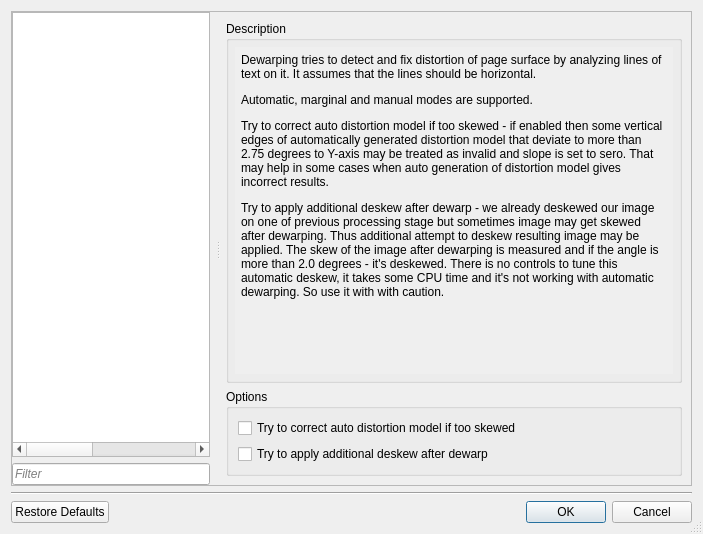
Old version of the form src/app/ui/SettingsDialog.ui in the repository ImageProcessing-ElectronicPublications/scantailor-deviant.
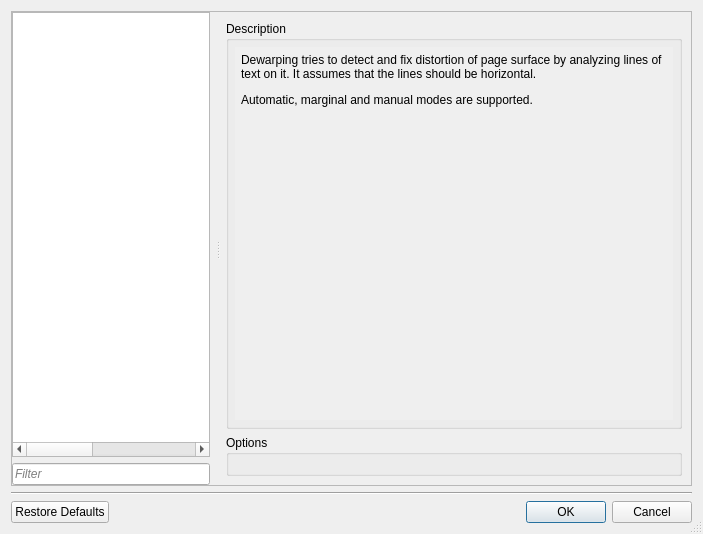
New version of the form. The open tabs and pages were chosen to show the change. Icons and pictures are not drawn. Custom widgets are drawn as their Qt base class.

Commit message: Remove STU dewarp code

Diff of the .ui file:
```diff
--- a/src/app/ui/SettingsDialog.ui
+++ b/src/app/ui/SettingsDialog.ui
@@ -4081,8 +4081,8 @@
                <rect>
                 <x>0</x>
                 <y>0</y>
-                <width>419</width>
-                <height>308</height>
+                <width>396</width>
+                <height>372</height>
                </rect>
               </property>
               <layout class="QVBoxLayout" name="verticalLayout_92">
@@ -4101,7 +4101,7 @@
                <item>
                 <widget class="QLabel" name="lblDewarpingDescr">
                  <property name="text">
-                  <string>&lt;html&gt;&lt;head/&gt;&lt;body&gt;&lt;p&gt;Dewarping tries to detect and fix distortion of page surface by analyzing lines of text on it. It assumes that the lines should be horizontal.&lt;/p&gt;&lt;p&gt;Automatic, marginal and manual modes are supported.&lt;/p&gt;&lt;p&gt;Try to correct auto distortion model if too skewed - if enabled then some vertical edges of automatically generated distortion model that deviate to more than 2.75 degrees to Y-axis may be treated as invalid and slope is set to sero. That may help in some cases when auto generation of distortion model gives incorrect results.&lt;/p&gt;&lt;p&gt;Try to apply additional deskew after dewarp - we already deskewed our image on one of previous processing stage but sometimes image may get skewed after dewarping. Thus additional attempt to deskew resulting image may be applied. The skew of the image after dewarping is measured and if the angle is more than 2.0 degrees - it's deskewed. There is no controls to tune this automatic deskew, it takes some CPU time and it's not working with automatic dewarping. So use it with &lt;a name=&quot;result_box&quot;/&gt;with caution.&lt;/p&gt;&lt;/body&gt;&lt;/html&gt;</string>
+                  <string>&lt;html&gt;&lt;head/&gt;&lt;body&gt;&lt;p&gt;Dewarping tries to detect and fix distortion of page surface by analyzing lines of text on it. It assumes that the lines should be horizontal.&lt;/p&gt;&lt;p&gt;Automatic, marginal and manual modes are supported.&lt;/p&gt;&lt;/body&gt;&lt;/html&gt;</string>
                  </property>
                  <property name="alignment">
                   <set>Qt::AlignLeading|Qt::AlignLeft|Qt::AlignTop</set>
@@ -4126,22 +4126,7 @@
           <property name="title">
            <string>Options</string>
           </property>
-          <layout class="QFormLayout" name="formLayout_17">
-           <item row="0" column="0">
-            <widget class="QCheckBox" name="cbTryVertHalfCorrection">
-             <property name="text">
-              <string>Try to correct auto distortion model if too skewed</string>
-             </property>
-            </widget>
-           </item>
-           <item row="1" column="0">
-            <widget class="QCheckBox" name="cbTryDeskewAfterDewarp">
-             <property name="text">
-              <string>Try to apply additional deskew after dewarp</string>
-             </property>
-            </widget>
-           </item>
-          </layout>
+          <layout class="QFormLayout" name="formLayout_17"/>
          </widget>
         </item>
        </layout>
```
Left out of the diff: 78 changed lines with no effect on the pictures. Lines whose indentation alone changed are shown as unchanged. The commit also changes 56 other files.
